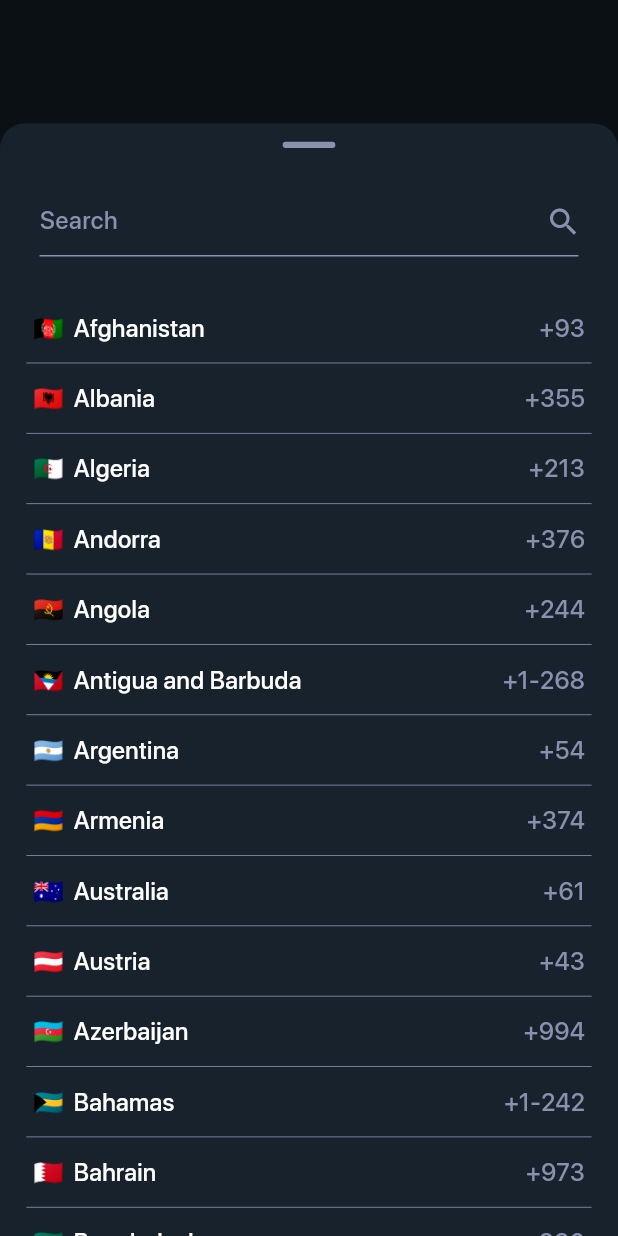
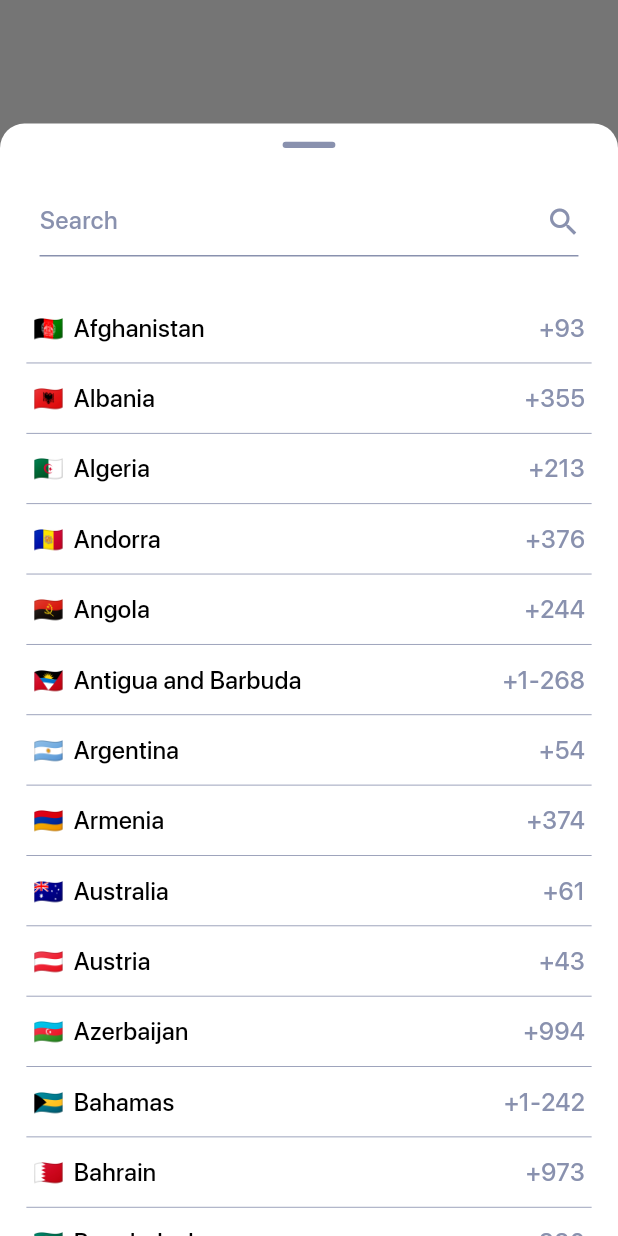
Before and after one commit to sharofkurbonov/Countries-Phone-Number, a Flutter app: the screen it shows after launch, after a tap on "🇺🇿", on a phone screen of 412 x 824 dp. Run offline on Flutter 3.47's test engine with Material 3 defaults, Android fonts, the phone set to English and light mode, and no system bars; our stand-ins replace flutter_screenutil; project files that could hold a hidden picture were left out.

Commit message:
light mode

```diff
--- a/lib/dialog/countries_dialog.dart
+++ b/lib/dialog/countries_dialog.dart
@@ -1,6 +1,7 @@
 import 'package:countries_phone_number/constants/app_color.dart';
 import 'package:countries_phone_number/constants/app_style.dart';
 import 'package:countries_phone_number/model/country_model.dart';
+import 'package:countries_phone_number/widget/country_item_widget.dart';
 import 'package:flutter/material.dart';
 import 'package:flutter_screenutil/flutter_screenutil.dart';
 
@@ -46,7 +47,7 @@ class _CountriesDialogState extends State<CountriesDialog> {
     return Container(
       height: MediaQuery.of(context).size.height * 0.9,
       decoration: BoxDecoration(
-        color: Color(0xFF18222D),
+        color: AppColor.white,
         borderRadius: BorderRadius.only(
           topLeft: Radius.circular(16.r),
           topRight: Radius.circular(16.r),
@@ -71,7 +72,9 @@ class _CountriesDialogState extends State<CountriesDialog> {
             child: TextField(
               focusNode: currentFocus,
               controller: searchController,
-              style: AppStyle.w500s16h22White,
+              style: AppStyle.w500s16h22White.copyWith(
+                color: AppColor.black,
+              ),
               decoration: InputDecoration(
                 hintText: "Search",
                 hintStyle: AppStyle.w500s16h22White.copyWith(
@@ -115,11 +118,8 @@ class _CountriesDialogState extends State<CountriesDialog> {
                     ),
                     itemCount: searchResult.length,
                     itemBuilder: (context, index) {
-                      return Padding(
-                        padding: EdgeInsets.symmetric(
-                          horizontal: 16.w,
-                        ),
-                        child: GestureDetector(
+                      return CountryItemWidget(
+                        country: searchResult[index],
                         onTap: () {
                           if (currentFocus.hasFocus) {
                             currentFocus.unfocus();
@@ -127,43 +127,6 @@ class _CountriesDialogState extends State<CountriesDialog> {
                           Navigator.pop(context);
                           widget.onChange(searchResult[index]);
                         },
-                          child: Container(
-                            padding: EdgeInsets.symmetric(
-                              vertical: 12.h,
-                              horizontal: 4.w,
-                            ),
-                            decoration: BoxDecoration(
-                              border: Border(
-                                bottom: BorderSide(
-                                  color: AppColor.grey,
-                                  width: 0.5.w,
-                                ),
-                              ),
-                            ),
-                            child: Row(
-                              children: [
-                                Text(
-                                  searchResult[index].flag,
-                                  style: AppStyle.w500s16h22White,
-                                ),
-                                SizedBox(
-                                  width: 6.w,
-                                ),
-                                Text(
-                                  searchResult[index].name,
-                                  style: AppStyle.w500s16h22White,
-                                ),
-                                Spacer(),
-                                Text(
-                                  searchResult[index].phoneCode,
-                                  style: AppStyle.w500s16h22White.copyWith(
-                                    color: AppColor.grey,
-                                  ),
-                                ),
-                              ],
-                            ),
-                          ),
-                        ),
                       );
                     },
                   )
@@ -173,11 +136,8 @@ class _CountriesDialogState extends State<CountriesDialog> {
                     ),
                     itemCount: widget.countries.length,
                     itemBuilder: (context, index) {
-                      return Padding(
-                        padding: EdgeInsets.symmetric(
-                          horizontal: 16.w,
-                        ),
-                        child: GestureDetector(
+                      return CountryItemWidget(
+                        country: widget.countries[index],
                         onTap: () {
                           if (currentFocus.hasFocus) {
                             currentFocus.unfocus();
@@ -185,43 +145,6 @@ class _CountriesDialogState extends State<CountriesDialog> {
                           Navigator.pop(context);
                           widget.onChange(widget.countries[index]);
                         },
-                          child: Container(
-                            padding: EdgeInsets.symmetric(
-                              vertical: 12.h,
-                              horizontal: 4.w,
-                            ),
-                            decoration: BoxDecoration(
-                              border: Border(
-                                bottom: BorderSide(
-                                  color: AppColor.grey,
-                                  width: 0.5.w,
-                                ),
-                              ),
-                            ),
-                            child: Row(
-                              children: [
-                                Text(
-                                  widget.countries[index].flag,
-                                  style: AppStyle.w500s16h22White,
-                                ),
-                                SizedBox(
-                                  width: 6.w,
-                                ),
-                                Text(
-                                  widget.countries[index].name,
-                                  style: AppStyle.w500s16h22White,
-                                ),
-                                Spacer(),
-                                Text(
-                                  widget.countries[index].phoneCode,
-                                  style: AppStyle.w500s16h22White.copyWith(
-                                    color: AppColor.grey,
-                                  ),
-                                ),
-                              ],
-                            ),
-                          ),
-                        ),
                       );
                     },
                   ),
--- a/lib/ui/phone_number_screen.dart
+++ b/lib/ui/phone_number_screen.dart
@@ -48,8 +48,9 @@ class _PhoneNumberScreenState extends State<PhoneNumberScreen> {
 
   @override
   Widget build(BuildContext context) {
+    // 0xFF18222D
     return Scaffold(
-      backgroundColor: Color(0xFF18222D),
+      backgroundColor: AppColor.white,
       body: Column(
         children: [
           Spacer(),
@@ -72,7 +73,9 @@ class _PhoneNumberScreenState extends State<PhoneNumberScreen> {
           Spacer(),
           Text(
             phoneNumber,
-            style: AppStyle.w500s16h22White,
+            style: AppStyle.w500s16h22White.copyWith(
+              color: AppColor.black,
+            ),
           ),
           GestureDetector(
             onTap: _send,
@@ -84,7 +87,7 @@ class _PhoneNumberScreenState extends State<PhoneNumberScreen> {
                 vertical: 24.h,
               ),
               decoration: BoxDecoration(
-                color: isValid ? Colors.blue : Colors.grey.withValues(alpha: 0.2),
+                color: isValid ? Colors.blue : Colors.grey.withValues(alpha: 0.4),
                 borderRadius: BorderRadius.circular(12.r),
               ),
               child: Center(
--- /dev/null
+++ b/lib/widget/country_item_widget.dart
@@ -0,0 +1,66 @@
+import 'package:countries_phone_number/constants/app_color.dart';
+import 'package:countries_phone_number/constants/app_style.dart';
+import 'package:countries_phone_number/model/country_model.dart';
+import 'package:flutter/material.dart';
+import 'package:flutter_screenutil/flutter_screenutil.dart';
+
+class CountryItemWidget extends StatelessWidget {
+  final CountryModel country;
+  final Function() onTap;
+
+  const CountryItemWidget({
+    super.key,
+    required this.country,
+    required this.onTap,
+  });
+
+  @override
+  Widget build(BuildContext context) {
+    return Padding(
+      padding: EdgeInsets.symmetric(
+        horizontal: 16.w,
+      ),
+      child: GestureDetector(
+        onTap: onTap,
+        child: Container(
+          padding: EdgeInsets.symmetric(
+            vertical: 12.h,
+            horizontal: 4.w,
+          ),
+          decoration: BoxDecoration(
+            border: Border(
+              bottom: BorderSide(
+                color: AppColor.grey,
+                width: 0.5.w,
+              ),
+            ),
+          ),
+          child: Row(
+            children: [
+              Text(
+                country.flag,
+                style: AppStyle.w500s16h22White,
+              ),
+              SizedBox(
+                width: 6.w,
+              ),
+              Text(
+                country.name,
+                style: AppStyle.w500s16h22White.copyWith(
+                  color: AppColor.black,
+                ),
+              ),
+              Spacer(),
+              Text(
+                country.phoneCode,
+                style: AppStyle.w500s16h22White.copyWith(
+                  color: AppColor.grey,
+                ),
+              ),
+            ],
+          ),
+        ),
+      ),
+    );
+  }
+}
--- a/lib/widget/phone_number_widget.dart
+++ b/lib/widget/phone_number_widget.dart
@@ -33,8 +33,15 @@ class PhoneNumberWidget extends StatelessWidget {
     return Container(
       alignment: Alignment.center,
       width: double.infinity,
-      padding: EdgeInsets.symmetric(
-        horizontal: 16.w,
+      margin: EdgeInsets.symmetric(
+        horizontal: 24.w,
+      ),
+      decoration: BoxDecoration(
+        border: Border.all(
+          color: AppColor.grey,
+          width: 0.5.w,
+        ),
+        borderRadius: BorderRadius.circular(8.r),
       ),
       child: Column(
         children: [
@@ -47,7 +54,7 @@ class PhoneNumberWidget extends StatelessWidget {
               ),
               decoration: BoxDecoration(
                 border: Border(
-                  top: BorderSide(
+                  bottom: BorderSide(
                     color: AppColor.grey,
                     width: 0.5.w,
                   ),
@@ -65,27 +72,21 @@ class PhoneNumberWidget extends StatelessWidget {
                   Text(
                     selectedCountry.name,
                     style: AppStyle.w500s16h19Black.copyWith(
-                      color: AppColor.blue,
+                      color: AppColor.grey,
                     ),
                   ),
+                  Spacer(),
+                  Icon(
+                    size: 24.w,
+                    Icons.keyboard_arrow_down,
+                    color: AppColor.grey,
+                  )
                 ],
               ),
             ),
           ),
-          Container(
+          SizedBox(
             height: 54.h,
-            decoration: BoxDecoration(
-              border: Border(
-                top: BorderSide(
-                  color: AppColor.grey,
-                  width: 0.5.w,
-                ),
-                bottom: BorderSide(
-                  color: AppColor.grey,
-                  width: 0.5.w,
-                ),
-              ),
-            ),
             child: Row(
               children: [
                 SizedBox(
@@ -118,7 +119,9 @@ class PhoneNumberWidget extends StatelessWidget {
                       }),
                     ],
                     cursorColor: AppColor.blue,
-                    style: AppStyle.w500s16h22White,
+                    style: AppStyle.w500s16h22White.copyWith(
+                      color: AppColor.grey,
+                    ),
                     decoration: InputDecoration(
                       filled: true,
                       counterText: '',
@@ -133,7 +136,6 @@ class PhoneNumberWidget extends StatelessWidget {
                 ),
                 Container(
                   width: 0.5.w,
-                  height: 44.h,
                   color: AppColor.grey,
                 ),
                 Expanded(
@@ -155,12 +157,14 @@ class PhoneNumberWidget extends StatelessWidget {
                       customPhoneFormatter(selectedCountry.phoneFormat),
                     ],
                     cursorColor: AppColor.blue,
-                    style: AppStyle.w500s16h22White,
+                    style: AppStyle.w500s16h22White.copyWith(
+                      color: AppColor.grey,
+                    ),
                     decoration: InputDecoration(
                       filled: true,
                       counterText: '',
                       contentPadding: EdgeInsets.symmetric(horizontal: 24.w),
-                      hintText: selectedCountry.phoneFormat.replaceAll("#", "0"),
+                      hintText: selectedCountry.phoneFormat.replaceAll("#", "_ "),
                       hintStyle: AppStyle.w500s16h22White.copyWith(
                         color: AppColor.grey,
                       ),
```
Lines whose indentation alone changed are shown as unchanged.
